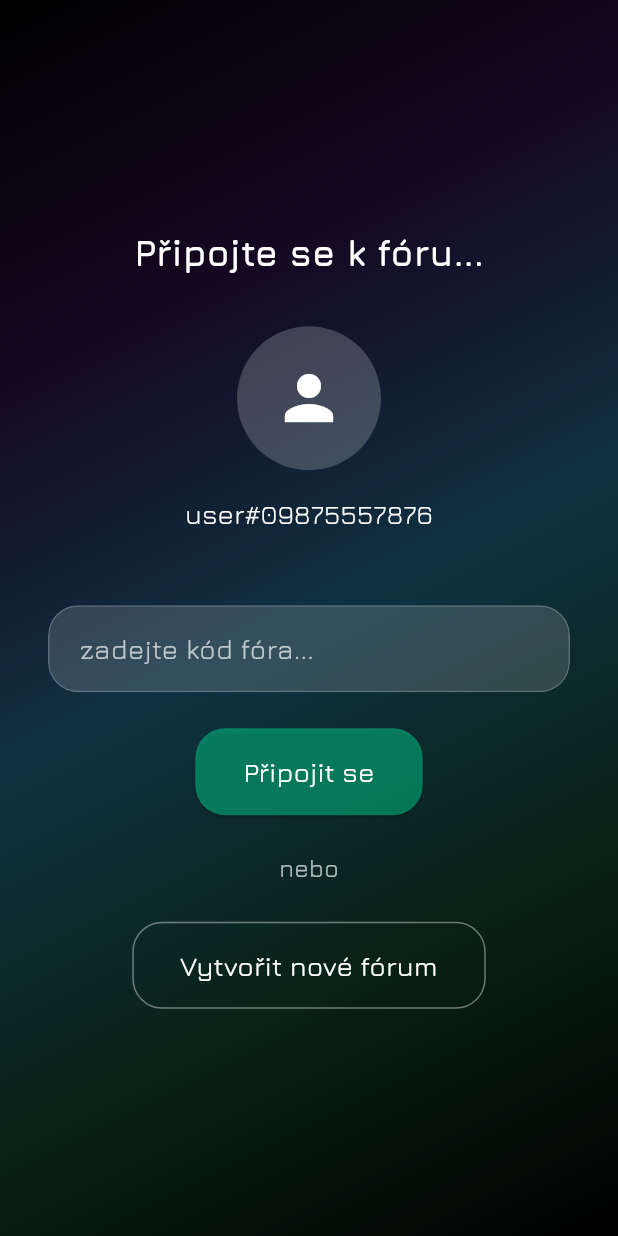
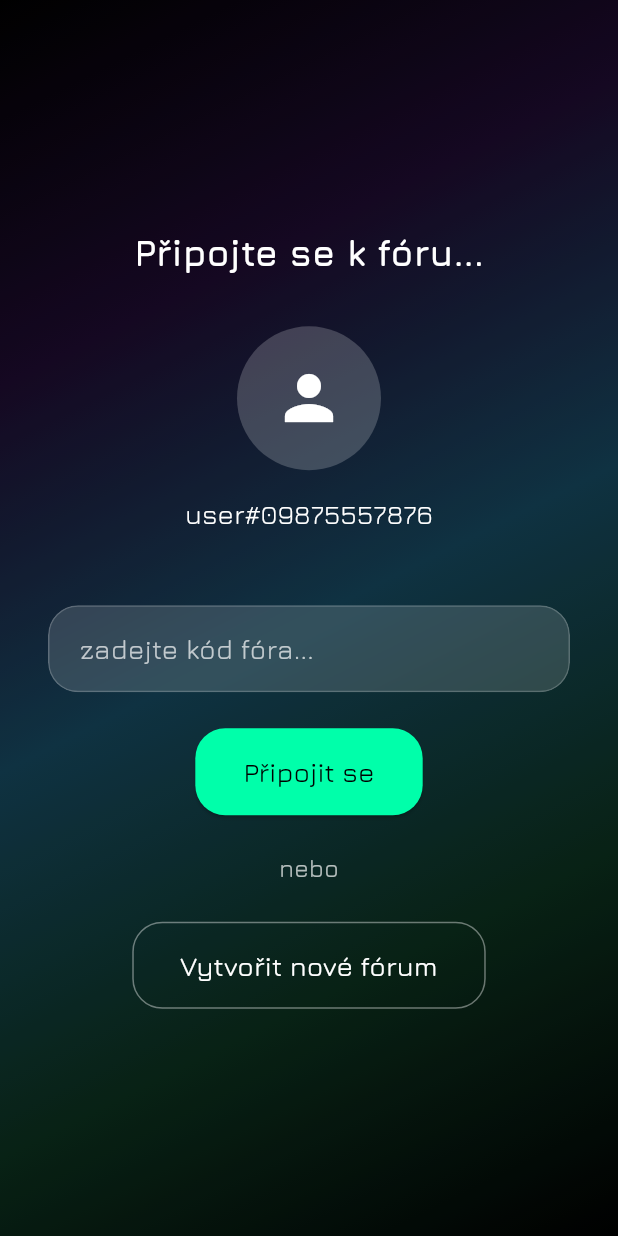
Before and after one commit to Michalovronka/Chat_Control_Preparation, a Flutter app: the screen it shows after launch, after a tap on "Přihlásit se", on a phone screen of 412 x 824 dp. Run offline on Flutter 3.47's test engine with Material 3 defaults, Android fonts, the phone set to English and light mode, and no system bars.

Commit message:
3-fe-minor_changes

```diff
--- a/frontend/lib/screens/connect_screen.dart
+++ b/frontend/lib/screens/connect_screen.dart
@@ -192,10 +192,7 @@ class _ConnectScreenState
 
                     style: ElevatedButton.styleFrom(
                       backgroundColor:
-                          const Color.fromARGB(255, 0, 255, 170)
-                              .withOpacity(
-                                0.4,
-                              ),
+                          const Color.fromARGB(255, 0, 255, 170),
                       shape: RoundedRectangleBorder(
                         borderRadius:
                             BorderRadius.circular(
@@ -215,8 +212,7 @@ class _ConnectScreenState
                       style: TextStyle(
                         fontFamily:
                             'Jura',
-                        color: Colors
-                            .white,
+                        color: const Color.fromARGB(255, 0, 0, 0),
                         fontSize: 18,
                       ),
                     ),
--- a/frontend/lib/screens/sign_in_screen.dart
+++ b/frontend/lib/screens/sign_in_screen.dart
@@ -140,11 +140,7 @@ class _SignInScreenState
                     },
                     style: ElevatedButton.styleFrom(
                       backgroundColor:
-                          Colors
-                              .blueAccent
-                              .withOpacity(
-                                0.4,
-                              ),
+                          const Color.fromARGB(255, 0, 255, 170),
                       shape: RoundedRectangleBorder(
                         borderRadius:
                             BorderRadius.circular(
@@ -164,8 +160,7 @@ class _SignInScreenState
                       style: TextStyle(
                         fontFamily:
                             'Jura',
-                        color: Colors
-                            .white,
+                        color: const Color.fromARGB(255, 0, 0, 0),
                         fontSize: 18,
                       ),
                     ),
--- a/frontend/lib/widgets/glass_message_bubble.dart
+++ b/frontend/lib/widgets/glass_message_bubble.dart
@@ -42,7 +42,7 @@ class GlassMessageBubble extends StatelessWidget {
                 borderRadius: BorderRadius.circular(24),
                 border: Border.all(
                   color: isMe
-                      ? const Color.fromARGB(255, 0, 255, 170).withOpacity(0.5)
+                      ? const Color.fromARGB(255, 0, 255, 170)
                       : Colors.white.withOpacity(0.2),
                   width: 1.5,
                 ),
@@ -56,7 +56,7 @@ class GlassMessageBubble extends StatelessWidget {
                       fontFamily: 'Jura',
                       fontWeight: FontWeight.bold,
                       color: isMe
-                          ? const Color.fromARGB(255, 0, 255, 170).withOpacity(0.5)
+                          ? const Color.fromARGB(255, 0, 255, 170)
                           : const Color.fromARGB(255, 255, 255, 255),
                       fontSize: 16,
                     ),
```
Also changed, not shown: frontend/lib/screens/sign_up_screen.dart (+2 -7 lines).
